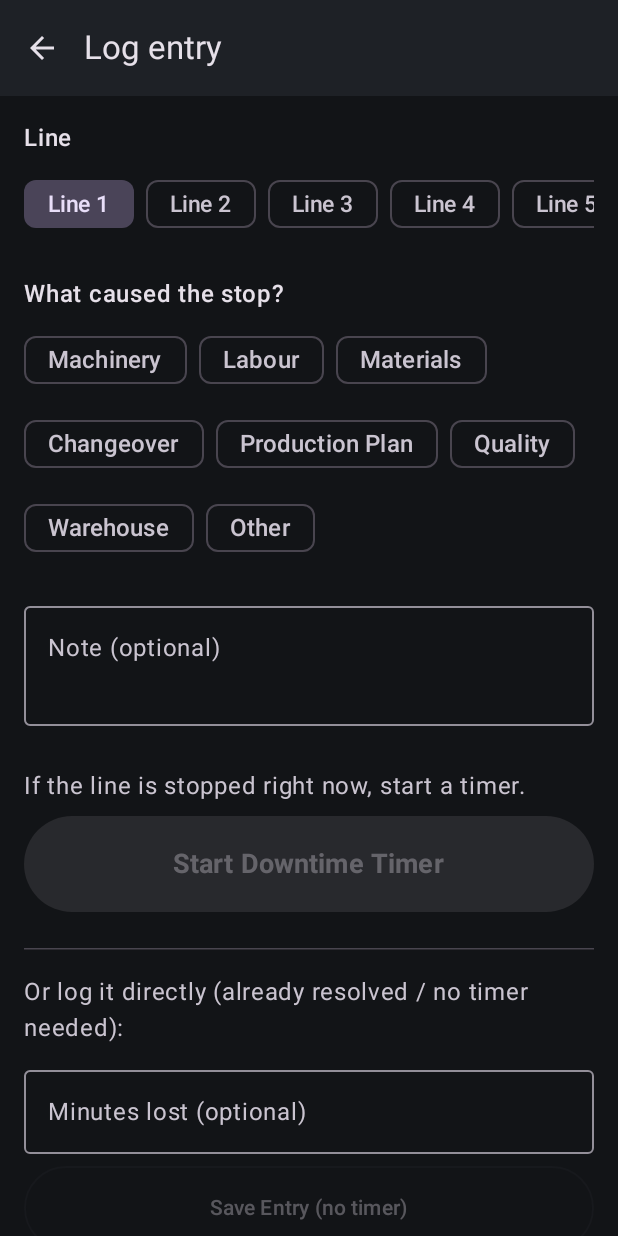
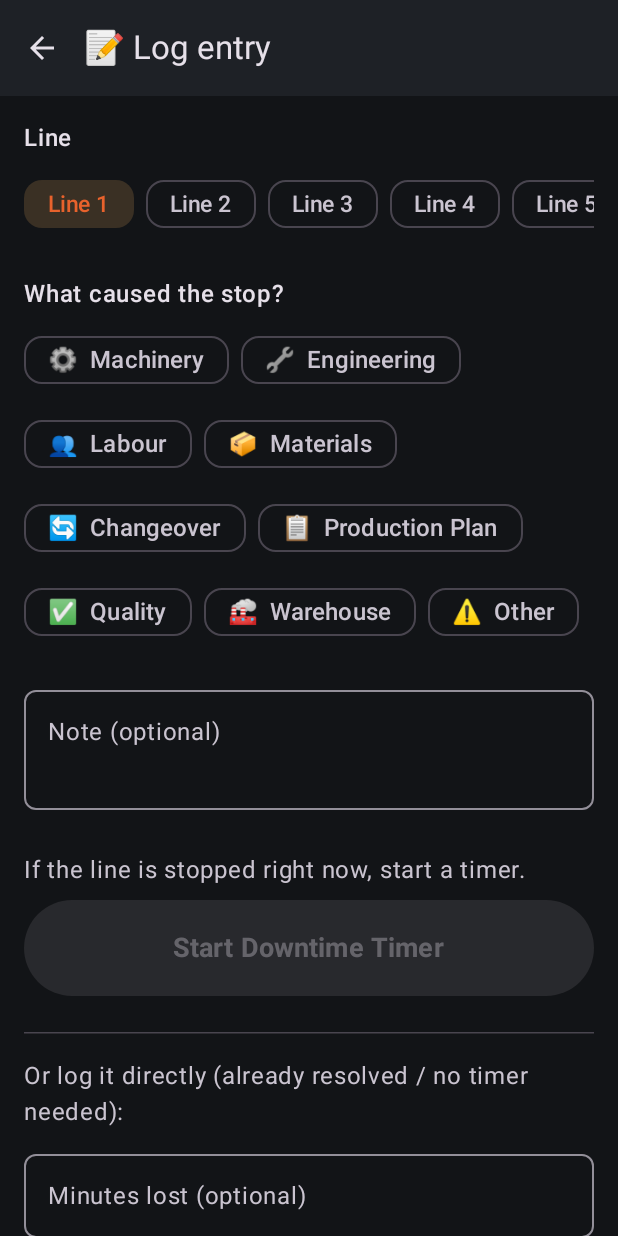
Before and after one commit to hubo1173/downtime-tracker-app, an Android app built with Jetpack Compose: the screen it shows after launch (MainActivity), after a tap on "+ Log Issue / Downtime", on a phone screen of 412 x 824 dp. Run offline under Robolectric (Android 15) with nearby library versions, the phone set to English and light mode, and no system bars; our stand-ins replace Room's generated code; 1 statement that could not run was skipped.

Commit message:
Expand fault taxonomy from real downtime log, polish UI, harden sync
- Add Engineering category and Conveyor/Printer/Sensors equipment, plus
  real fault options pulled from the Unit K downtime spreadsheet (orange/
  blue drive rollers, orange sponge wheel damaged, transfer belt glue
  build-up, printer/sensor issues, waiting for engineer, agency late, etc.)
- Add category/equipment icons on the picker chips, rounder Material3
  shapes, and small header icons for a friendlier look
- Apps Script: add LockService around appendRow so concurrent submits
  from multiple phones can't collide, and document naming the backing
  Sheet "Unit K Downtime" in Drive

Co-Authored-By: Claude Sonnet 5 <noreply@anthropic.com>
Claude-Session: https://claude.ai/code/session_01WpKvhFCGgGennYLn4kGpZh

```diff
--- a/app/src/main/java/com/foodpack/downtime/data/Constants.kt
+++ b/app/src/main/java/com/foodpack/downtime/data/Constants.kt
@@ -16,8 +16,12 @@ object Constants {
     val LINES = (1..6).map { "Line $it" }
 
     // Top-level categories — what kind of thing caused the stop.
+    // Based on recurring patterns in the Unit K downtime log: labeller/blade/glue
+    // issues are the single biggest driver, followed by engineer response time,
+    // staffing/agency, and materials/planning.
     val CATEGORIES = listOf(
         "Machinery",
+        "Engineering",
         "Labour",
         "Materials",
         "Changeover",
@@ -27,16 +31,44 @@ object Constants {
         "Other"
     )
 
+    // A small icon shown next to each category chip — purely cosmetic.
+    val CATEGORY_ICONS: Map<String, String> = mapOf(
+        "Machinery" to "⚙️",
+        "Engineering" to "🔧",
+        "Labour" to "👥",
+        "Materials" to "📦",
+        "Changeover" to "🔄",
+        "Production Plan" to "📋",
+        "Quality" to "✅",
+        "Warehouse" to "🏭",
+        "Other" to "⚠️"
+    )
+
     // Only Machinery breaks down further into specific equipment.
     val EQUIPMENT_BY_CATEGORY: Map<String, List<String>> = mapOf(
         "Machinery" to listOf(
             "Labeler",
             "Depositor",
             "Fish Knife Depositor",
+            "Conveyor",
+            "Printer",
+            "Sensors",
             "Scissors",
             "Utensils / Scoop",
             "Other Machinery"
         )
+    )
+
+    val EQUIPMENT_ICONS: Map<String, String> = mapOf(
+        "Labeler" to "🏷️",
+        "Depositor" to "🥣",
+        "Fish Knife Depositor" to "🔪",
+        "Conveyor" to "➡️",
+        "Printer" to "🖨️",
+        "Sensors" to "📡",
+        "Scissors" to "✂️",
+        "Utensils / Scoop" to "🥄",
+        "Other Machinery" to "⚙️"
     )
 
     fun hasEquipmentStep(category: String): Boolean =
@@ -50,17 +82,26 @@ object Constants {
     private val FAULTS: Map<String, List<String>> = mapOf(
         "Machinery|Labeler" to listOf(
             "Glue build-up on blade",
-            "Blade not aligned",
+            "Blade not aligned / tension issue",
             "Label misfeed / jam",
-            "Roller issue",
+            "Label not cutting straight",
+            "Roller loose / worn",
+            "Orange drive roller worn or broken",
+            "Blue drive roller worn or broken",
+            "White roller glue build-up",
             "Transfer belt slipping / torn",
+            "Transfer belt glue build-up",
             "Sponge wheel not sticking label",
+            "Orange sponge wheel damaged",
             "Sensor / eye misread",
+            "Air leak / pneumatic issue",
             "Settings / changeover issue"
         ),
         "Machinery|Depositor" to listOf(
             "Clogged / jammed",
+            "Not dispensing / dispersing",
             "Weight / calibration off",
+            "Awaiting cleaning / wash",
             "Mechanical fault"
         ),
         "Machinery|Fish Knife Depositor" to listOf(
@@ -68,6 +109,24 @@ object Constants {
             "Blade issue",
             "Weight / calibration off",
             "Mechanical fault"
+        ),
+        "Machinery|Conveyor" to listOf(
+            "Conveyor belt issue / wrong mode",
+            "Conveyor jam",
+            "Mechanical fault"
+        ),
+        "Machinery|Printer" to listOf(
+            "Date / time not printing clearly",
+            "Printer not connecting",
+            "Printer head issue / air leak",
+            "Ribbon or cartridge issue",
+            "Printer screen fault"
+        ),
+        "Machinery|Sensors" to listOf(
+            "Sensor needs re-teaching",
+            "Sensor dirty / needs cleaning",
+            "Sensor misaligned",
+            "Reflector dirty / needs cleaning"
         ),
         "Machinery|Scissors" to listOf(
             "Blade dull",
@@ -81,11 +140,19 @@ object Constants {
         ),
         "Machinery|Other Machinery" to listOf(
             "Breakdown",
-            "Cleaning required"
+            "Cleaning required",
+            "Air leak / pneumatic issue"
+        ),
+        "Engineering" to listOf(
+            "Waiting for engineer",
+            "Engineer not on site",
+            "Parts not available",
+            "No engineering cover"
         ),
         "Labour" to listOf(
             "Staffing shortage",
             "Absence",
+            "Agency late",
             "Training",
             "Break / rotation delay"
         ),
@@ -93,6 +160,7 @@ object Constants {
             "Prep delivered late",
             "Prep didn't make enough",
             "Wrong material issued",
+            "Missing ingredient",
             "Ran out mid-shift"
         ),
         "Changeover" to listOf(
--- a/app/src/main/java/com/foodpack/downtime/ui/screens/HomeScreen.kt
+++ b/app/src/main/java/com/foodpack/downtime/ui/screens/HomeScreen.kt
@@ -46,7 +46,7 @@ fun HomeScreen(
     Scaffold(
         topBar = {
             TopAppBar(
-                title = { Text("Downtime Log") },
+                title = { Text("🏷️ Unit K Downtime") },
                 actions = {
                     IconButton(onClick = onOpenHistory) {
                         Icon(Icons.Filled.History, contentDescription = "History")
@@ -89,7 +89,7 @@ fun HomeScreen(
 
             if (openTimers.isNotEmpty()) {
                 Text(
-                    "Running now",
+                    "🔴 Running now",
                     fontSize = 16.sp,
                     fontWeight = FontWeight.SemiBold,
                     modifier = Modifier.align(Alignment.Start)
@@ -194,7 +194,7 @@ private fun computeTodayStats(all: List<DowntimeEntry>, open: List<DowntimeEntry
 private fun TodayStatsCard(stats: TodayStats) {
     Card(modifier = Modifier.fillMaxWidth()) {
         Column(modifier = Modifier.padding(16.dp)) {
-            Text("Today's Downtime", color = MaterialTheme.colorScheme.onSurfaceVariant)
+            Text("📊 Today's Downtime", color = MaterialTheme.colorScheme.onSurfaceVariant)
             Text(
                 "${stats.totalMinutes} min",
                 fontSize = 28.sp,
--- a/app/src/main/java/com/foodpack/downtime/ui/screens/LogEntryScreen.kt
+++ b/app/src/main/java/com/foodpack/downtime/ui/screens/LogEntryScreen.kt
@@ -84,7 +84,7 @@ fun LogEntryScreen(
     Scaffold(
         topBar = {
             TopAppBar(
-                title = { Text("Log entry") },
+                title = { Text("📝 Log entry") },
                 navigationIcon = {
                     IconButton(onClick = onDone) {
                         Icon(Icons.Filled.ArrowBack, contentDescription = "Back")
@@ -108,7 +108,8 @@ fun LogEntryScreen(
                 options = Constants.CATEGORIES,
                 selected = category,
                 onSelect = { onCategoryChange(it) },
-                big = true
+                big = true,
+                icons = Constants.CATEGORY_ICONS
             )
 
             if (needsEquipment) {
@@ -118,7 +119,8 @@ fun LogEntryScreen(
                     options = Constants.equipmentFor(category!!),
                     selected = equipment,
                     onSelect = { onEquipmentChange(it) },
-                    big = true
+                    big = true,
+                    icons = Constants.EQUIPMENT_ICONS
                 )
             }
 
@@ -240,16 +242,18 @@ private fun FlowRowChips(
     options: List<String>,
     selected: String?,
     onSelect: (String) -> Unit,
-    big: Boolean = false
+    big: Boolean = false,
+    icons: Map<String, String> = emptyMap()
 ) {
     FlowRow(horizontalArrangement = Arrangement.spacedBy(8.dp), verticalArrangement = Arrangement.spacedBy(8.dp)) {
         options.forEach { option ->
+            val icon = icons[option]
             FilterChip(
                 selected = option == selected,
                 onClick = { onSelect(option) },
                 label = {
                     Text(
-                        option,
+                        if (icon != null) "$icon  $option" else option,
                         fontSize = if (big) 16.sp else 14.sp,
                         modifier = if (big) Modifier.padding(vertical = 6.dp) else Modifier
                     )
--- a/app/src/main/java/com/foodpack/downtime/ui/theme/Theme.kt
+++ b/app/src/main/java/com/foodpack/downtime/ui/theme/Theme.kt
@@ -1,10 +1,13 @@
 package com.foodpack.downtime.ui.theme
 
+import androidx.compose.foundation.shape.RoundedCornerShape
 import androidx.compose.material3.MaterialTheme
+import androidx.compose.material3.Shapes
 import androidx.compose.material3.darkColorScheme
 import androidx.compose.runtime.Composable
 import androidx.compose.runtime.staticCompositionLocalOf
 import androidx.compose.ui.graphics.Color
+import androidx.compose.ui.unit.dp
 
 /**
  * Shop-floor colors: dark background (screens are readable under bright
@@ -25,12 +28,25 @@ val LocalStatusColors = staticCompositionLocalOf { StatusColors }
 
 private val DarkColors = darkColorScheme(
     primary = AccentOrange,
+    onPrimary = Color(0xFF1A1200),
     secondary = StatusColors.Running,
     tertiary = StatusColors.Changeover,
     error = StatusColors.Stopped,
     background = SurfaceDark,
     surface = SurfaceCardDark,
-    surfaceVariant = Color(0xFF2A2E35)
+    surfaceVariant = Color(0xFF2A2E35),
+    secondaryContainer = Color(0xFF3A3024),
+    onSecondaryContainer = AccentOrange
+)
+
+// Soft, modern rounding across cards, buttons and chips — gives the dark
+// theme a friendlier, less utilitarian feel than sharp Material defaults.
+private val AppShapes = Shapes(
+    extraSmall = RoundedCornerShape(8.dp),
+    small = RoundedCornerShape(12.dp),
+    medium = RoundedCornerShape(18.dp),
+    large = RoundedCornerShape(24.dp),
+    extraLarge = RoundedCornerShape(28.dp)
 )
 
 /**
@@ -40,5 +56,5 @@ private val DarkColors = darkColorScheme(
  */
 @Composable
 fun DowntimeTrackerTheme(content: @Composable () -> Unit) {
-    MaterialTheme(colorScheme = DarkColors, content = content)
+    MaterialTheme(colorScheme = DarkColors, shapes = AppShapes, content = content)
 }
```
Also changed, not shown: 1 other file.
